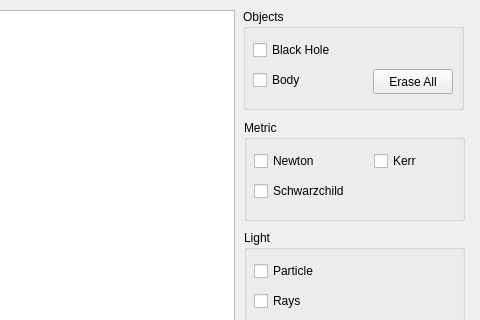
Qt form mainwindow.ui (iprice73/BlackHoleEngine) before a commit; both pictures show x 446 to 926 and y 0 to 320 of the 926 by 598 pixel window.
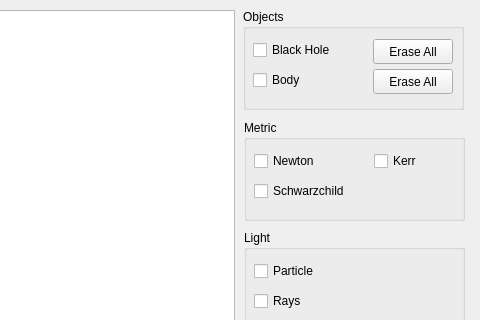
The same form after that commit.

Patch:
```diff
--- a/mainwindow.ui
+++ b/mainwindow.ui
@@ -75,6 +75,19 @@
       <string>Erase All</string>
      </property>
     </widget>
+    <widget class="QPushButton" name="pushButton_eraseBlackHoles">
+     <property name="geometry">
+      <rect>
+       <x>130</x>
+       <y>30</y>
+       <width>80</width>
+       <height>25</height>
+      </rect>
+     </property>
+     <property name="text">
+      <string>Erase All</string>
+     </property>
+    </widget>
    </widget>
    <widget class="QGroupBox" name="groupBox_2">
     <property name="geometry">
```
